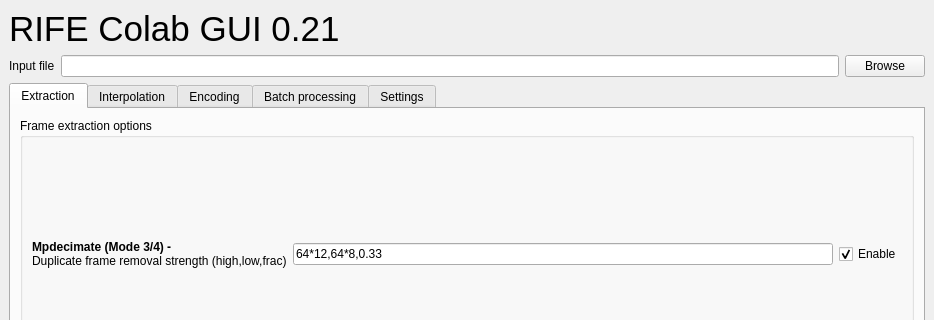
HeylonNHP/RIFE-Colab, file main_gui.ui: the form before one commit; both pictures show x 0 to 934 and y 0 to 320 of the 934 by 737 pixel window.
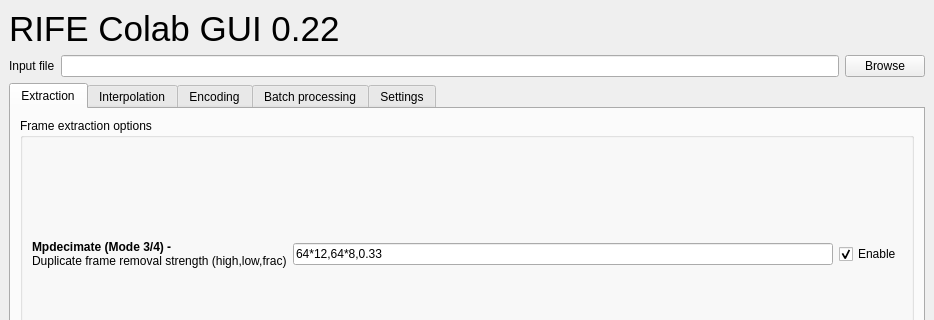
The form after the commit. Custom widgets are drawn as their Qt base class.

Commit message: Set default UI page to Extract

```diff
--- a/main_gui.ui
+++ b/main_gui.ui
@@ -37,7 +37,7 @@
          </font>
         </property>
         <property name="text">
-         <string>&lt;html&gt;&lt;head/&gt;&lt;body&gt;&lt;p&gt;RIFE Colab GUI 0.21&lt;/p&gt;&lt;/body&gt;&lt;/html&gt;</string>
+         <string>&lt;html&gt;&lt;head/&gt;&lt;body&gt;&lt;p&gt;RIFE Colab GUI 0.22&lt;/p&gt;&lt;/body&gt;&lt;/html&gt;</string>
         </property>
        </widget>
       </item>
```
The commit also changes 1 other file.
